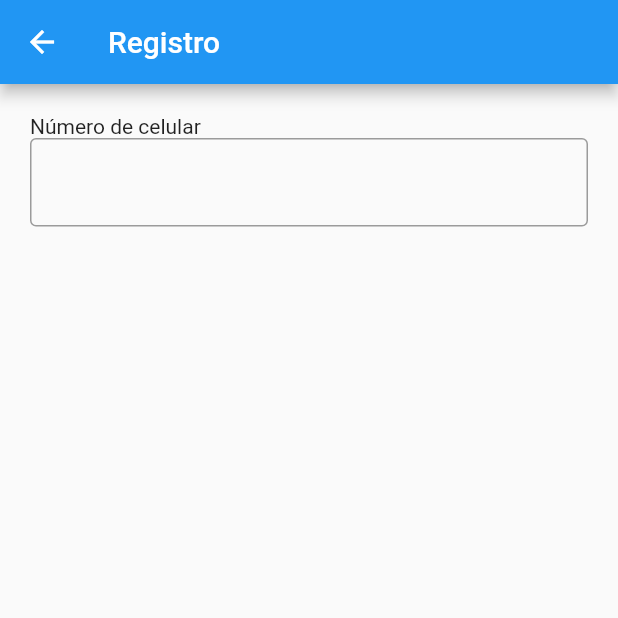
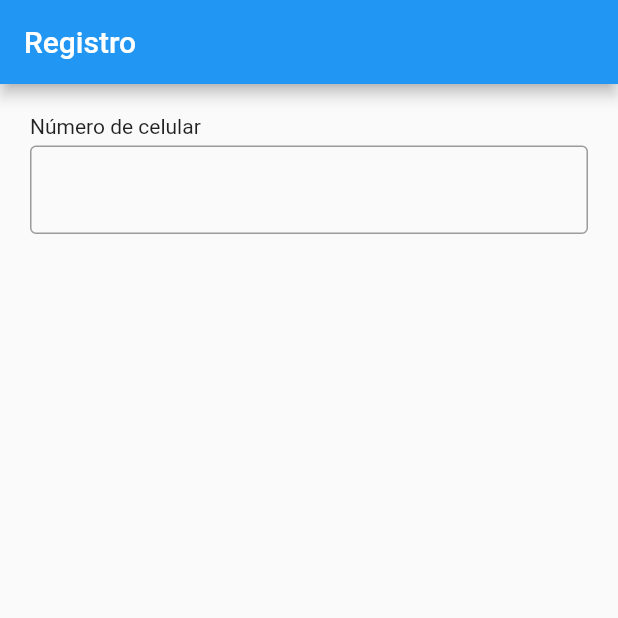
Before and after one commit to CC238-202302-WS61-GRUPO01/KindCoins-MobileApp, a Flutter app: the RegistroA screen opened directly, on a phone screen of 412 x 824 dp, the top half of it. Run offline on Flutter 3.47's test engine with Material 2 defaults, Android fonts, the phone set to English and light mode, and no system bars.

Commit message:
Segunda versión de prueba
Sección de Registro puesta como página principal para poder testearla.
Controller para el textfield.

```diff
--- a/kindcoins/lib/main.dart
+++ b/kindcoins/lib/main.dart
@@ -10,7 +10,8 @@ class MyApp extends StatelessWidget {
   Widget build(BuildContext context) {
     return MaterialApp(
       title: "Kind Coins",
-      home: Inicio(),
+      //home: Inicio(),
+      home: RegistroA(),
     );
   }
 }
@@ -49,15 +50,19 @@ class _RegistroAState extends State<RegistroA> {
   Widget build(BuildContext context) {
     return Scaffold(
         appBar: AppBar(
-          title: Text("Registro"),
+          title: const Text("Registro"),
         ),
         body: Container(
             padding: const EdgeInsets.all(20),
             child: ListView(
               children: [
-                Text("Número de celular"),
+                const Text("Número de celular"),
+                const SizedBox(
+                  height: 5,
+                ),
                 TextField(
-                  decoration: InputDecoration(
+                  controller: phoneController,
+                  decoration: const InputDecoration(
                     border: OutlineInputBorder(),
                   ),
                 ),
```
